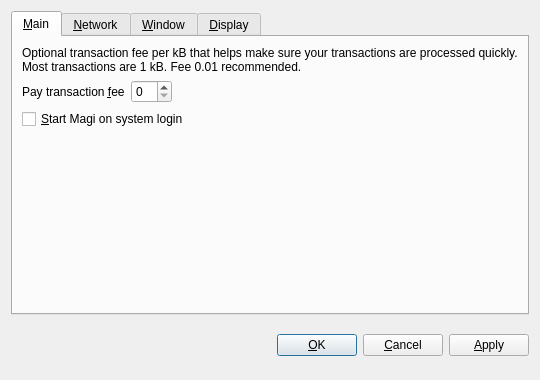
jondow72/peercoin, file src/qt/forms/optionsdialog.ui: the form before one commit.
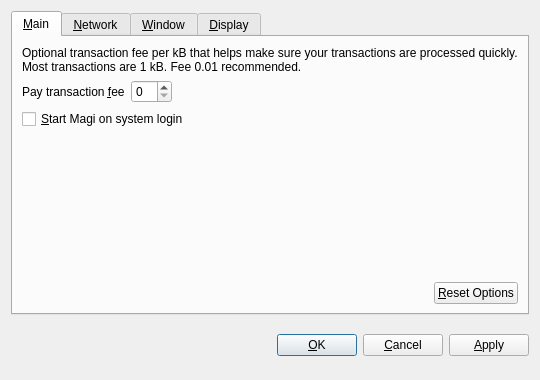
The form after the commit. Custom widgets are drawn as their Qt base class.

Commit message:
Bitcoin-Qt: add a Reset button to the options dialog
- a click on "Reset Options" sets all options to the default values by
  removing all stored settings (QSettings), loading the defaults and
  saving them as the new settings
- before the reset is executed the user is presented a confirmation dialog
- special casing was needed for StartAtStartup

```diff
--- a/src/qt/forms/optionsdialog.ui
+++ b/src/qt/forms/optionsdialog.ui
@@ -99,6 +99,36 @@
          </property>
         </spacer>
        </item>
+       <item>
+        <layout class="QHBoxLayout" name="horizontalLayout_2_Main">
+         <item>
+          <spacer name="horizontalSpacer_2_Main">
+           <property name="orientation">
+            <enum>Qt::Horizontal</enum>
+           </property>
+           <property name="sizeHint" stdset="0">
+            <size>
+             <width>40</width>
+             <height>20</height>
+            </size>
+           </property>
+          </spacer>
+         </item>
+         <item>
+          <widget class="QPushButton" name="resetButton">
+           <property name="toolTip">
+            <string>Reset all client options to default.</string>
+           </property>
+           <property name="text">
+            <string>&amp;Reset Options</string>
+           </property>
+           <property name="autoDefault">
+            <bool>false</bool>
+           </property>
+          </widget>
+         </item>
+        </layout>
+       </item>
       </layout>
      </widget>
      <widget class="QWidget" name="tabNetwork">
```
Left out of the diff: 4 changed lines with no effect on the pictures. The commit also changes 4 other files.
